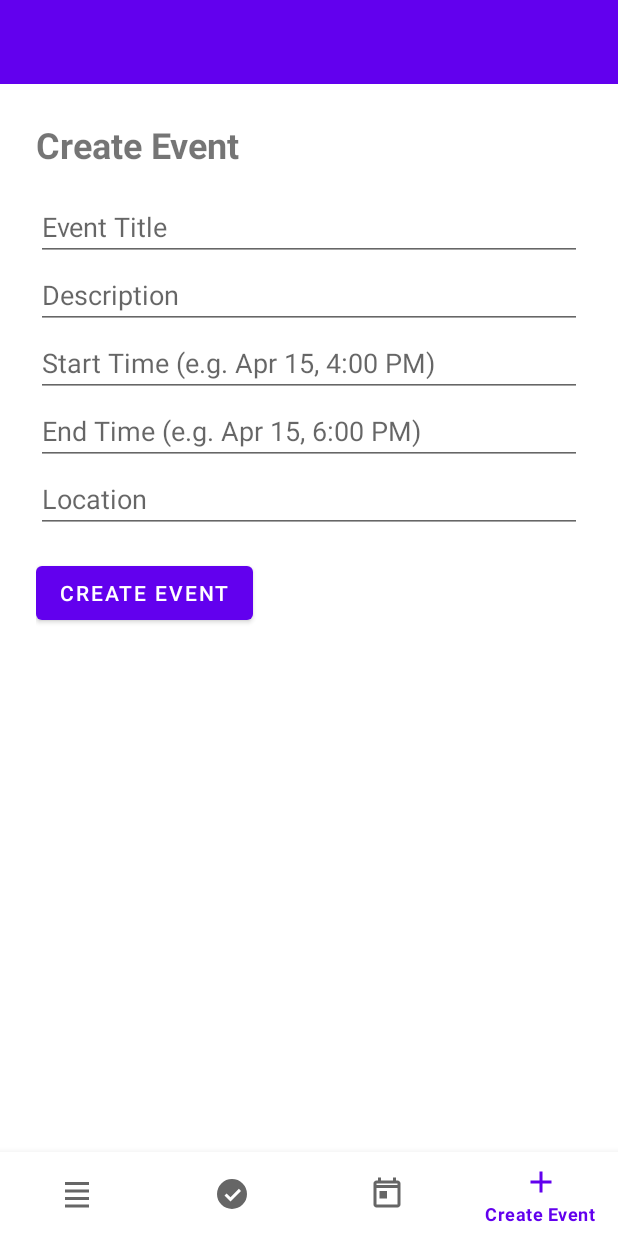
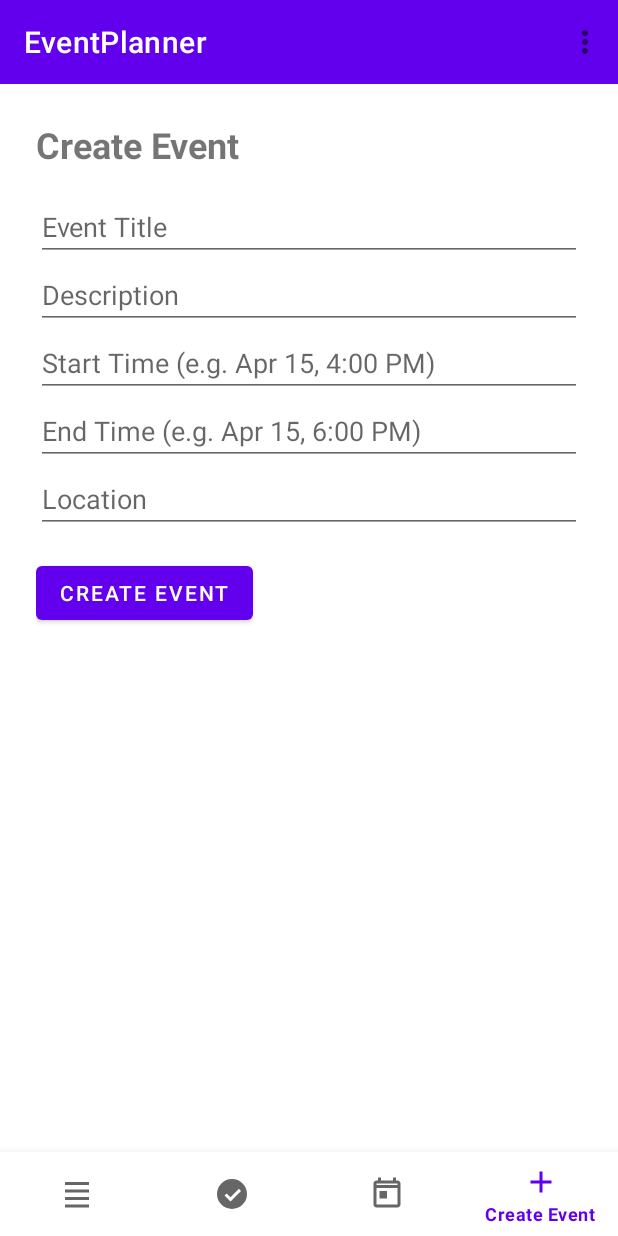
Before and after one commit to KarlNueckel/EventPlanner-Project-AndroidProgramming, an Android app: the fragment YourEventsFragment placed in its activity, item 4 of the bottom bar chosen, on a phone screen of 412 x 824 dp. Run offline under Robolectric (Android 15) with nearby library versions, the phone set to English and light mode, and no system bars; our stand-ins replace Firebase (no records; nobody signed in at launch, a user with empty details on screens opened directly).

Commit message:
Figure out logout

```diff
--- a/app/src/main/java/edu/utap/eventplanner/CreateEventFragment.kt
+++ b/app/src/main/java/edu/utap/eventplanner/CreateEventFragment.kt
@@ -43,7 +43,7 @@ class CreateEventFragment : Fragment() {
                 "endTime" to endTime,
                 "location" to location,
                 "creatorUid" to userId,
-                "attendees" to listOf<String>()
+                "attendees" to emptyMap<String, Boolean>()
             )
 
             db.collection("events").add(event)
--- a/app/src/main/java/edu/utap/eventplanner/MainActivity.kt
+++ b/app/src/main/java/edu/utap/eventplanner/MainActivity.kt
@@ -1,64 +1,9 @@
-//package edu.utap.eventplanner
-//
-//import android.os.Bundle
-//import androidx.appcompat.app.AppCompatActivity
-//import androidx.fragment.app.Fragment
-//import com.google.android.material.bottomnavigation.BottomNavigationView
-//import edu.utap.eventplanner.databinding.ActivityMainBinding
-//
-//class MainActivity : AppCompatActivity() {
-//    private lateinit var binding: ActivityMainBinding
-//
-//    override fun onCreate(savedInstanceState: Bundle?) {
-//        super.onCreate(savedInstanceState)
-//        binding = ActivityMainBinding.inflate(layoutInflater)
-//        setContentView(binding.root)
-//
-//        // Default fragment
-//        replaceFragment(PostsFragment())
-//
-////        binding.bottomNav.setOnItemSelectedListener { item ->
-////            when (item.itemId) {
-////                R.id.nav_posts -> replaceFragment(PostsFragment())
-////                R.id.nav_rsvps -> replaceFragment(YourRSVPsFragment())
-////                R.id.nav_your_events -> replaceFragment(YourEventsFragment())
-////            }
-////            true
-////        }
-//        binding.bottomNav.setOnItemSelectedListener { item ->
-//            when (item.itemId) {
-//                R.id.nav_posts -> replaceFragment(PostsFragment())
-//                R.id.nav_rsvps -> replaceFragment(YourRSVPsFragment())
-//                R.id.nav_your_events -> replaceFragment(YourEventsFragment())
-//                R.id.nav_create_event -> replaceFragment(CreateEventFragment()) // 👈 Add this line
-//            }
-//            true
-//        }
-//
-//    }
-//
-//    private fun replaceFragment(fragment: Fragment) {
-//        supportFragmentManager.beginTransaction()
-//            .replace(R.id.fragment_container, fragment)
-//            .commit()
-//    }
-//}
-//
-
-
-
-
-
-
-
-
-
-
-
 package edu.utap.eventplanner
 
 import android.content.Intent
 import android.os.Bundle
+import android.view.Menu
+import android.view.MenuItem
 import androidx.appcompat.app.AppCompatActivity
 import androidx.fragment.app.Fragment
 import com.google.firebase.auth.FirebaseAuth
@@ -80,6 +25,9 @@ class MainActivity : AppCompatActivity() {
 
         binding = ActivityMainBinding.inflate(layoutInflater)
         setContentView(binding.root)
+        // Use that toolbar as your ActionBar
+        setSupportActionBar(binding.toolbar)
+
 
         // Load default tab
         replaceFragment(PostsFragment())
@@ -94,6 +42,26 @@ class MainActivity : AppCompatActivity() {
             true
         }
     }
+    // ② Inflate our menu resource
+    override fun onCreateOptionsMenu(menu: Menu): Boolean {
+        menuInflater.inflate(R.menu.menu_posts, menu)
+        return true
+    }
+
+    // ③ Handle taps on “Sign Out”
+    override fun onOptionsItemSelected(item: MenuItem): Boolean {
+        return when (item.itemId) {
+            R.id.menu_sign_out -> {
+                FirebaseAuth.getInstance().signOut()
+                // back to your StartActivity and clear everything
+                Intent(this, StartActivity::class.java).apply {
+                    flags = Intent.FLAG_ACTIVITY_NEW_TASK or Intent.FLAG_ACTIVITY_CLEAR_TASK
+                }.also(::startActivity)
+                true
+            }
+            else -> super.onOptionsItemSelected(item)
+        }
+    }
 
     private fun replaceFragment(fragment: Fragment) {
         supportFragmentManager.beginTransaction()
@@ -101,67 +69,3 @@ class MainActivity : AppCompatActivity() {
             .commit()
     }
 }
-
-
-
-
-
-
-
-
-
-
-
-
-
-//package edu.utap.eventplanner
-//
-//import android.os.Bundle
-//import android.util.Log
-//import androidx.appcompat.app.AppCompatActivity
-//import edu.utap.eventplanner.databinding.ActivityMainBinding
-//
-//class MainActivity : AppCompatActivity() {
-//    companion object {
-//        const val TAG = "MainActivity"
-//    }
-//    private lateinit var binding : ActivityMainBinding
-//    private lateinit var authUser : AuthUser
-//
-//    override fun onCreate(savedInstanceState: Bundle?) {
-//        super.onCreate(savedInstanceState)
-//        binding = ActivityMainBinding.inflate(layoutInflater)
-//        setContentView(binding.root)
-//
-//        if(savedInstanceState == null) {
-//            binding.displayNameET.text?.clear()
-//        }
-//        binding.logoutBut.setOnClickListener {
-//            // XXX Write me.
-//            authUser.logout()
-//        }
-//        // If the user spam clicks the login button (clicking it many times in
-//        // a row), we only want to log in once.
-////        binding.loginBut.setOnClickListener {
-////            val email = binding.userEmail.text.toString().trim()
-////            val password = binding.displayNameET.text.toString().trim()  // Assume password field exists
-////
-////            if (email.isNotEmpty() && password.isNotEmpty()) {
-////                authUser.login()
-////            } else {
-////                Log.e(TAG, "Email and password must not be empty")
-////            }
-////        }
-////
-//        binding.loginBut.setOnClickListener {
-//            authUser.login()
-//        }
-//
-//
-//        binding.setDisplayName.setOnClickListener {
-//            // XXX Write me.
-//            val newDisplayName = binding.displayNameET.text.toString().trim()
-//            if (newDisplayName.isNotEmpty()) {
-//                authUser.setDisplayName(newDisplayName)
-//            }
-//        }
--- a/app/src/main/java/edu/utap/eventplanner/PostsFragment.kt
+++ b/app/src/main/java/edu/utap/eventplanner/PostsFragment.kt
@@ -201,25 +201,25 @@ override fun onViewCreated(view: View, savedInstanceState: Bundle?) {
     binding.postsRecyclerView.adapter = adapter
 
     // ✅ Sign-out menu
-    val menuHost: MenuHost = requireActivity()
-    menuHost.addMenuProvider(object : MenuProvider {
-        override fun onCreateMenu(menu: Menu, menuInflater: MenuInflater) {
-            menuInflater.inflate(R.menu.menu_posts, menu)
-        }
-
-        override fun onMenuItemSelected(menuItem: MenuItem): Boolean {
-            return when (menuItem.itemId) {
-                R.id.menu_sign_out -> {
-                    FirebaseAuth.getInstance().signOut()
-                    val intent = Intent(requireContext(), StartActivity::class.java)
-                    intent.flags = Intent.FLAG_ACTIVITY_NEW_TASK or Intent.FLAG_ACTIVITY_CLEAR_TASK
-                    startActivity(intent)
-                    true
-                }
-                else -> false
-            }
-        }
-    }, viewLifecycleOwner, Lifecycle.State.RESUMED)
+//    val menuHost: MenuHost = requireActivity()
+//    menuHost.addMenuProvider(object : MenuProvider {
+//        override fun onCreateMenu(menu: Menu, menuInflater: MenuInflater) {
+//            menuInflater.inflate(R.menu.menu_posts, menu)
+//        }
+//
+//        override fun onMenuItemSelected(menuItem: MenuItem): Boolean {
+//            return when (menuItem.itemId) {
+//                R.id.menu_sign_out -> {
+//                    FirebaseAuth.getInstance().signOut()
+//                    val intent = Intent(requireContext(), StartActivity::class.java)
+//                    intent.flags = Intent.FLAG_ACTIVITY_NEW_TASK or Intent.FLAG_ACTIVITY_CLEAR_TASK
+//                    startActivity(intent)
+//                    true
+//                }
+//                else -> false
+//            }
+//        }
+//    }, viewLifecycleOwner, Lifecycle.State.RESUMED)
 
     // ✅ Fetch all events (not created by current user)
     val currentUser = FirebaseAuth.getInstance().currentUser
--- a/app/src/main/java/edu/utap/eventplanner/YourEventsFragment.kt
+++ b/app/src/main/java/edu/utap/eventplanner/YourEventsFragment.kt
@@ -1,42 +1,7 @@
-//package edu.utap.eventplanner
-//
-//import android.os.Bundle
-//import android.view.LayoutInflater
-//import android.view.View
-//import android.view.ViewGroup
-//import androidx.fragment.app.Fragment
-//import androidx.recyclerview.widget.LinearLayoutManager
-//import edu.utap.eventplanner.databinding.FragmentYourEventsBinding
-//
-//class YourEventsFragment : Fragment() {
-//
-//    private var _binding: FragmentYourEventsBinding? = null
-//    private val binding get() = _binding!!
-//
-//    override fun onCreateView(
-//        inflater: LayoutInflater, container: ViewGroup?,
-//        savedInstanceState: Bundle?
-//    ): View {
-//        _binding = FragmentYourEventsBinding.inflate(inflater, container, false)
-//        return binding.root
-//    }
-//
-//    override fun onViewCreated(view: View, savedInstanceState: Bundle?) {
-//        binding.yourEventsRecyclerView.layoutManager = LinearLayoutManager(requireContext())
-//        // Later, set adapter here
-//    }
-//
-//    override fun onDestroyView() {
-//        super.onDestroyView()
-//        _binding = null
-//    }
-//}
+package edu.utap.eventplanner
 
 
-
-
-package edu.utap.eventplanner
-
+import android.content.Intent
 import android.os.Bundle
 import android.view.LayoutInflater
 import android.view.View
@@ -48,9 +13,6 @@ import com.google.firebase.auth.FirebaseAuth
 import com.google.firebase.firestore.FirebaseFirestore
 import edu.utap.eventplanner.databinding.FragmentYourEventsBinding
 
-
-import android.content.Intent
-
 class YourEventsFragment : Fragment() {
 
     private var _binding: FragmentYourEventsBinding? = null
@@ -60,6 +22,12 @@ class YourEventsFragment : Fragment() {
     private val auth = FirebaseAuth.getInstance()
     private lateinit var adapter: EventAdapter
     private val userEvents = mutableListOf<Event>()
+    override fun onCreate(savedInstanceState: Bundle?) {
+        super.onCreate(savedInstanceState)
+        // needed if you ever use onCreateOptionsMenu, but harmless here
+        setHasOptionsMenu(true)
+    }
+
 
     override fun onCreateView(
         inflater: LayoutInflater, container: ViewGroup?,
@@ -88,7 +56,28 @@ class YourEventsFragment : Fragment() {
         binding.yourEventsRecyclerView.layoutManager = LinearLayoutManager(requireContext())
         binding.yourEventsRecyclerView.adapter = adapter
 
-        fetchUserEvents()
+            // ────────────────────────────────────────────────────
+            // ✅  Sign‑Out menu (reuses res/menu/menu_posts.xml)
+//            val menuHost: MenuHost = requireActivity()
+//            menuHost.addMenuProvider(object : MenuProvider {
+//                    override fun onCreateMenu(menu: Menu, menuInflater: MenuInflater) {
+//                            menuInflater.inflate(R.menu.menu_posts, menu)
+//                        }
+//                    override fun onMenuItemSelected(menuItem: MenuItem): Boolean {
+//                            return when (menuItem.itemId) {
+//                                    R.id.menu_sign_out -> {
+//                                            FirebaseAuth.getInstance().signOut()
+//                                            Intent(requireContext(), StartActivity::class.java).apply {
+//                                                    flags = Intent.FLAG_ACTIVITY_NEW_TASK or Intent.FLAG_ACTIVITY_CLEAR_TASK
+//                                                }.also(::startActivity)
+//                                            true
+//                                        }
+//                                    else -> false
+//                                }
+//                        }
+//                }, viewLifecycleOwner, Lifecycle.State.RESUMED)
+
+    fetchUserEvents()
     }
 
 
@@ -99,8 +88,6 @@ class YourEventsFragment : Fragment() {
             .whereEqualTo("creatorUid", uid)
             .get()
             .addOnSuccessListener { result ->
-//                val newList = result.toObjects(Event::class.java)
-//                adapter.setEvents(newList)
                 val newList = result.map { doc ->
                     val event = doc.toObject(Event::class.java)
                     event.id = doc.id  // ✅ set the Firestore doc ID
--- a/app/src/main/res/layout/activity_main.xml
+++ b/app/src/main/res/layout/activity_main.xml
@@ -7,13 +7,20 @@
     android:layout_height="match_parent">
 
     <!-- ✅ Add the toolbar -->
-    <androidx.appcompat.widget.Toolbar
+<!--    <androidx.appcompat.widget.Toolbar-->
+<!--        android:id="@+id/toolbar"-->
+<!--        android:layout_width="match_parent"-->
+<!--        android:layout_height="?attr/actionBarSize"-->
+<!--        android:background="?attr/colorPrimary"-->
+<!--        android:theme="@style/ThemeOverlay.AppCompat.Dark.ActionBar"-->
+<!--        app:popupTheme="@style/ThemeOverlay.AppCompat.Light" />-->
+
+    <com.google.android.material.appbar.MaterialToolbar
         android:id="@+id/toolbar"
         android:layout_width="match_parent"
         android:layout_height="?attr/actionBarSize"
         android:background="?attr/colorPrimary"
-        android:theme="@style/ThemeOverlay.AppCompat.Dark.ActionBar"
-        app:popupTheme="@style/ThemeOverlay.AppCompat.Light" />
+        app:titleTextColor="@android:color/white"/>
 
     <!-- Your existing fragment container -->
     <FrameLayout
--- a/app/src/main/res/menu/menu_posts.xml
+++ b/app/src/main/res/menu/menu_posts.xml
@@ -1,8 +1,10 @@
-<menu xmlns:android="http://schemas.android.com/apk/res/android"
+<menu xmlns:tools="http://schemas.android.com/tools"
+    xmlns:android="http://schemas.android.com/apk/res/android"
     xmlns:app="http://schemas.android.com/apk/res-auto">
     <item
         android:id="@+id/menu_sign_out"
         android:title="Sign Out"
         android:orderInCategory="100"
-        app:showAsAction="never" />
+        app:showAsAction="never"
+        tools:ignore="HardcodedText" />
 </menu>
```
Also changed, not shown: app/src/main/java/edu/utap/eventplanner/YourRSVPsFragment.kt (+0 -36 lines).
